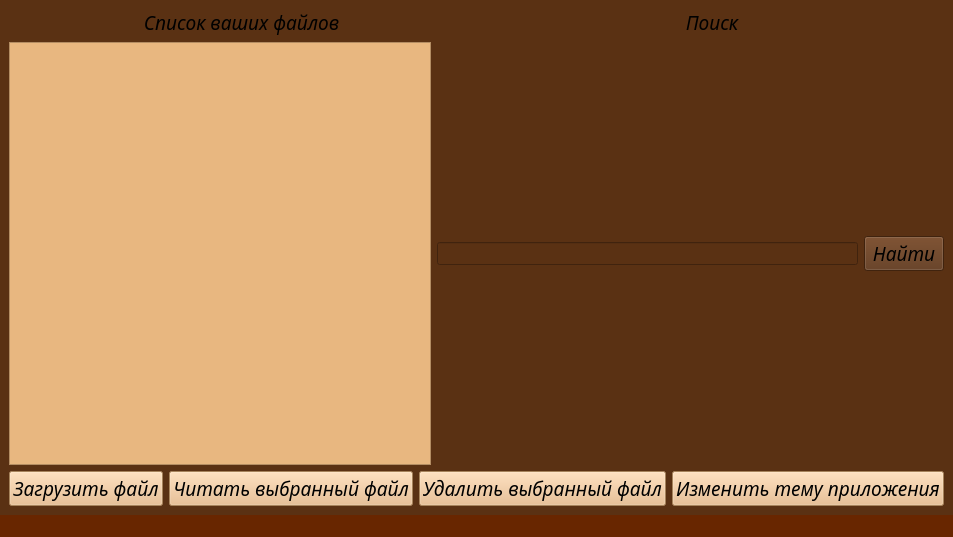
Qt form project/Main_win.ui (ScaryOrange/PyQt5_Project) before a commit.
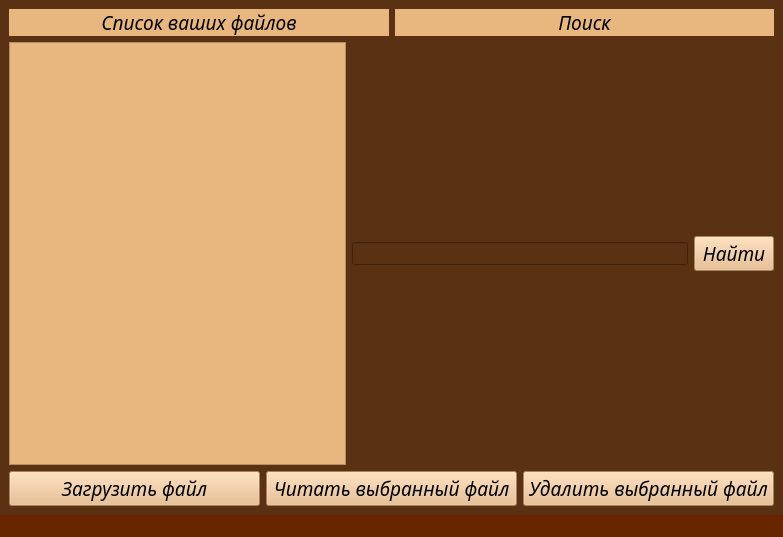
The same form after that commit.

Diff of the .ui file:
```diff
--- a/project/Main_win.ui
+++ b/project/Main_win.ui
@@ -34,6 +34,9 @@
           <bold>false</bold>
          </font>
         </property>
+        <property name="styleSheet">
+         <string notr="true">background-color: rgb(232, 183, 128);</string>
+        </property>
         <property name="text">
          <string>Список ваших файлов</string>
         </property>
@@ -53,6 +56,9 @@
           <bold>false</bold>
          </font>
         </property>
+        <property name="styleSheet">
+         <string notr="true">background-color: rgb(232, 183, 128);</string>
+        </property>
         <property name="text">
          <string>Поиск</string>
         </property>
@@ -67,6 +73,13 @@
      <layout class="QHBoxLayout" name="horizontalLayout_4">
       <item>
        <widget class="QListWidget" name="listWidget">
+        <property name="font">
+         <font>
+          <family>Monotype Corsiva</family>
+          <pointsize>12</pointsize>
+          <italic>true</italic>
+         </font>
+        </property>
         <property name="styleSheet">
          <string notr="true">background-color: rgb(232, 183, 128);</string>
         </property>
@@ -211,6 +224,9 @@
           <italic>true</italic>
          </font>
         </property>
+        <property name="styleSheet">
+         <string notr="true">background-color: rgb(232, 183, 128);</string>
+        </property>
         <property name="text">
          <string>Найти</string>
         </property>
@@ -276,24 +292,6 @@
         </property>
        </widget>
       </item>
-      <item>
-       <widget class="QPushButton" name="btn_theme">
-        <property name="font">
-         <font>
-          <family>Monotype Corsiva</family>
-          <pointsize>14</pointsize>
-          <italic>true</italic>
-          <kerning>true</kerning>
-         </font>
-        </property>
-        <property name="styleSheet">
-         <string notr="true">background-color: rgb(232, 183, 128);</string>
-        </property>
-        <property name="text">
-         <string>Изменить тему приложения</string>
-        </property>
-       </widget>
-      </item>
      </layout>
     </item>
    </layout>
```
